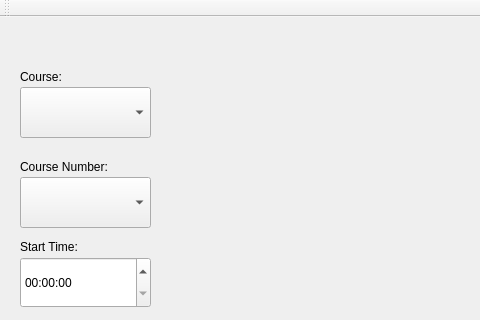
This is StudyGroupFormer/AppWindow.ui in vu035/StudyGroupApp as Qt 5 draws it before an edit; both pictures show x 0 to 480 and y 0 to 320 of the 800 by 600 pixel window. The edited form follows.
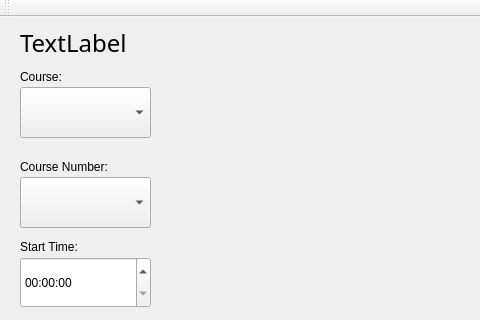
This is the edited form.

Commit message: User class, username shown on appwindow

```diff
--- a/StudyGroupFormer/AppWindow.ui
+++ b/StudyGroupFormer/AppWindow.ui
@@ -119,6 +119,28 @@
      <string>Study Group Date:</string>
     </property>
    </widget>
+   <widget class="QLabel" name="usernameLabel">
+    <property name="geometry">
+     <rect>
+      <x>20</x>
+      <y>10</y>
+      <width>111</width>
+      <height>31</height>
+     </rect>
+    </property>
+    <property name="font">
+     <font>
+      <family>Bodoni 72 Oldstyle</family>
+      <pointsize>18</pointsize>
+     </font>
+    </property>
+    <property name="text">
+     <string>TextLabel</string>
+    </property>
+    <property name="alignment">
+     <set>Qt::AlignLeading|Qt::AlignLeft|Qt::AlignVCenter</set>
+    </property>
+   </widget>
   </widget>
   <widget class="QMenuBar" name="menuBar">
    <property name="geometry">
```
The commit also changes 2 other files.
